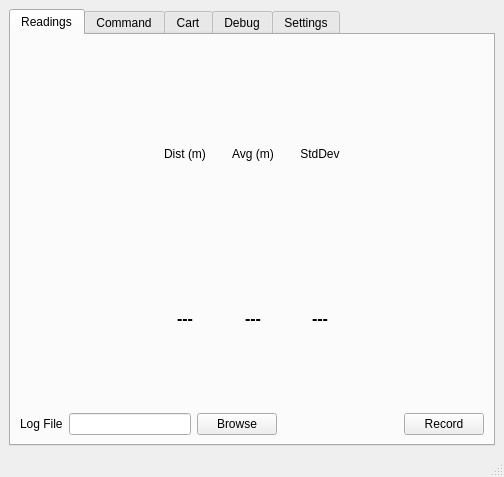
codincodee/tf0x_dev, file tf03_test/main_window.ui: the form before one commit.
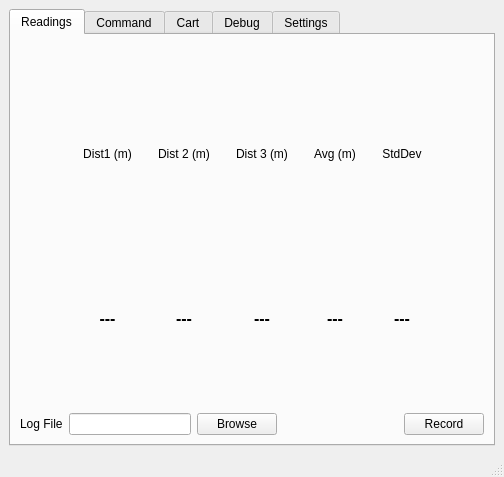
The form after the commit. The open tabs and pages were chosen to show the change.

Commit message: Added 3 distances displayed on Readings page

What changed in the file:
```diff
--- a/tf03_test/main_window.ui
+++ b/tf03_test/main_window.ui
@@ -115,27 +115,130 @@
             </item>
             <item>
              <layout class="QGridLayout" name="gridLayout_6">
+              <item row="1" column="2">
+               <widget class="QLabel" name="ReadingsPageDistance2Label">
+                <property name="font">
+                 <font>
+                  <pointsize>12</pointsize>
+                  <weight>75</weight>
+                  <bold>true</bold>
+                 </font>
+                </property>
+                <property name="text">
+                 <string>---</string>
+                </property>
+                <property name="alignment">
+                 <set>Qt::AlignCenter</set>
+                </property>
+               </widget>
+              </item>
+              <item row="0" column="4">
+               <widget class="QLabel" name="label_32">
+                <property name="text">
+                 <string>Dist 3 (m)</string>
+                </property>
+                <property name="alignment">
+                 <set>Qt::AlignCenter</set>
+                </property>
+               </widget>
+              </item>
+              <item row="1" column="4">
+               <widget class="QLabel" name="ReadingsPageDistance3Label">
+                <property name="font">
+                 <font>
+                  <pointsize>12</pointsize>
+                  <weight>75</weight>
+                  <bold>true</bold>
+                 </font>
+                </property>
+                <property name="text">
+                 <string>---</string>
+                </property>
+                <property name="alignment">
+                 <set>Qt::AlignCenter</set>
+                </property>
+               </widget>
+              </item>
               <item row="0" column="2">
-               <widget class="QLabel" name="label_29">
+               <widget class="QLabel" name="label_30">
                 <property name="text">
-                 <string>Avg (m)</string>
+                 <string>Dist 2 (m)</string>
                 </property>
                 <property name="alignment">
                  <set>Qt::AlignCenter</set>
                 </property>
                </widget>
               </item>
+              <item row="0" column="3">
+               <spacer name="horizontalSpacer_20">
+                <property name="orientation">
+                 <enum>Qt::Horizontal</enum>
+                </property>
+                <property name="sizeType">
+                 <enum>QSizePolicy::Fixed</enum>
+                </property>
+                <property name="sizeHint" stdset="0">
+                 <size>
+                  <width>20</width>
+                  <height>20</height>
+                 </size>
+                </property>
+               </spacer>
+              </item>
+              <item row="0" column="1">
+               <spacer name="horizontalSpacer_6">
+                <property name="orientation">
+                 <enum>Qt::Horizontal</enum>
+                </property>
+                <property name="sizeType">
+                 <enum>QSizePolicy::Fixed</enum>
+                </property>
+                <property name="sizeHint" stdset="0">
+                 <size>
+                  <width>20</width>
+                  <height>7</height>
+                 </size>
+                </property>
+               </spacer>
+              </item>
               <item row="0" column="0">
                <widget class="QLabel" name="label_8">
                 <property name="text">
-                 <string>Dist (m)</string>
+                 <string>Dist1 (m)</string>
                 </property>
                 <property name="alignment">
                  <set>Qt::AlignCenter</set>
                 </property>
                </widget>
               </item>
-              <item row="0" column="4">
+              <item row="1" column="8">
+               <widget class="QLabel" name="ReadingsPageSDLabel">
+                <property name="font">
+                 <font>
+                  <pointsize>12</pointsize>
+                  <weight>75</weight>
+                  <bold>true</bold>
+                 </font>
+                </property>
+                <property name="text">
+                 <string>---</string>
+                </property>
+                <property name="alignment">
+                 <set>Qt::AlignCenter</set>
+                </property>
+               </widget>
+              </item>
+              <item row="0" column="6">
+               <widget class="QLabel" name="label_29">
+                <property name="text">
+                 <string>Avg (m)</string>
+                </property>
+                <property name="alignment">
+                 <set>Qt::AlignCenter</set>
+                </property>
+               </widget>
+              </item>
+              <item row="0" column="8">
                <widget class="QLabel" name="label_9">
                 <property name="text">
                  <string>StdDev</string>
@@ -162,40 +265,7 @@
                 </property>
                </widget>
               </item>
-              <item row="1" column="4">
-               <widget class="QLabel" name="ReadingsPageSDLabel">
-                <property name="font">
-                 <font>
-                  <pointsize>12</pointsize>
-                  <weight>75</weight>
-                  <bold>true</bold>
-                 </font>
-                </property>
-                <property name="text">
-                 <string>---</string>
-                </property>
-                <property name="alignment">
-                 <set>Qt::AlignCenter</set>
-                </property>
-               </widget>
-              </item>
-              <item row="0" column="1">
-               <spacer name="horizontalSpacer_6">
-                <property name="orientation">
-                 <enum>Qt::Horizontal</enum>
-                </property>
-                <property name="sizeType">
-                 <enum>QSizePolicy::Fixed</enum>
-                </property>
-                <property name="sizeHint" stdset="0">
-                 <size>
-                  <width>20</width>
-                  <height>7</height>
-                 </size>
-                </property>
-               </spacer>
-              </item>
-              <item row="1" column="2">
+              <item row="1" column="6">
                <widget class="QLabel" name="ReadingPageAverageLabel">
                 <property name="font">
                  <font>
@@ -212,7 +282,7 @@
                 </property>
                </widget>
               </item>
-              <item row="0" column="3">
+              <item row="0" column="7">
                <spacer name="horizontalSpacer_19">
                 <property name="orientation">
                  <enum>Qt::Horizontal</enum>
@@ -228,6 +298,22 @@
                 </property>
                </spacer>
               </item>
+              <item row="0" column="5">
+               <spacer name="horizontalSpacer_21">
+                <property name="orientation">
+                 <enum>Qt::Horizontal</enum>
+                </property>
+                <property name="sizeType">
+                 <enum>QSizePolicy::Fixed</enum>
+                </property>
+                <property name="sizeHint" stdset="0">
+                 <size>
+                  <width>20</width>
+                  <height>20</height>
+                 </size>
+                </property>
+               </spacer>
+              </item>
              </layout>
             </item>
             <item>
```
Left out of the diff: 2 changed lines with no effect on the pictures. The commit also changes 2 other files.
